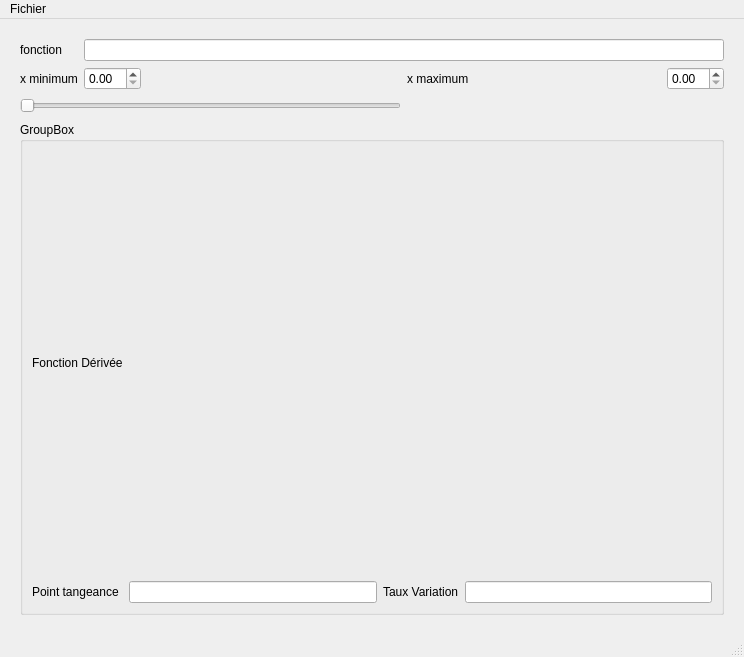
Old version of the form ui/FonctionMainWindow.ui in the repository MadoxT-M/TP2_MadoxTinocoMunoz.
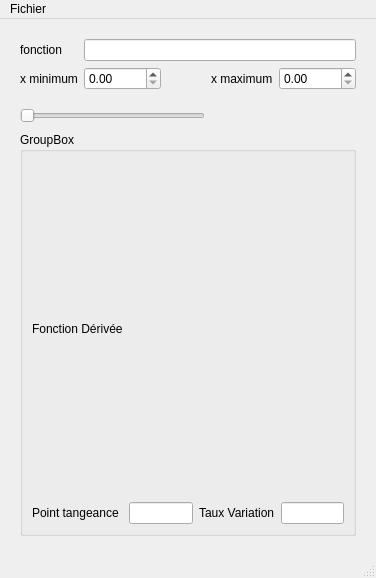
New version of the form.

Commit message: Ajout du getteur de derivee_str

The edit to the form file:
```diff
--- a/ui/FonctionMainWindow.ui
+++ b/ui/FonctionMainWindow.ui
@@ -6,8 +6,8 @@
    <rect>
     <x>0</x>
     <y>0</y>
-    <width>744</width>
-    <height>657</height>
+    <width>376</width>
+    <height>578</height>
    </rect>
   </property>
   <property name="windowTitle">
@@ -28,7 +28,7 @@
      <number>20</number>
     </property>
     <item row="0" column="0">
-     <layout class="QGridLayout" name="gridLayout">
+     <layout class="QGridLayout" name="gridLayout" rowstretch="0,0,10,0,0,0" columnstretch="0,2,1,0,2">
       <item row="2" column="2">
        <spacer name="horizontalSpacer">
         <property name="orientation">
@@ -43,7 +43,17 @@
        </spacer>
       </item>
       <item row="3" column="0" colspan="5">
-       <layout class="QVBoxLayout" name="matplotlibVLayout"/>
+       <layout class="QVBoxLayout" name="matplotlibVLayout" stretch="">
+        <property name="spacing">
+         <number>12</number>
+        </property>
+        <property name="topMargin">
+         <number>10</number>
+        </property>
+        <property name="bottomMargin">
+         <number>0</number>
+        </property>
+       </layout>
       </item>
       <item row="4" column="0" colspan="3">
        <widget class="QSlider" name="tangeanteHorizontalSlider">
@@ -100,7 +110,7 @@
         <property name="title">
          <string>GroupBox</string>
         </property>
-        <layout class="QGridLayout" name="gridLayout_3">
+        <layout class="QGridLayout" name="gridLayout_3" rowstretch="0,0" columnstretch="0,2,0,2">
          <item row="1" column="2">
           <widget class="QLabel" name="tauxVariationLabel">
            <property name="text">
@@ -143,7 +153,7 @@
     <rect>
      <x>0</x>
      <y>0</y>
-     <width>744</width>
+     <width>376</width>
      <height>33</height>
     </rect>
    </property>
```
The commit also changes 1 other file.
